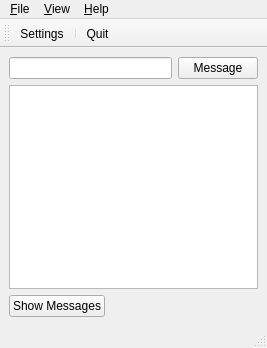
The window that assets/ui/playground_main_window.ui (joaonc/qt_playground) describes before a commit, drawn with Qt 5.
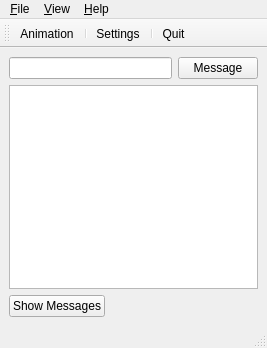
The same window after the commit. Icons and pictures are not drawn.

Diff of the .ui file:
```diff
--- a/assets/ui/playground_main_window.ui
+++ b/assets/ui/playground_main_window.ui
@@ -111,6 +111,8 @@
    <attribute name="toolBarBreak">
     <bool>false</bool>
    </attribute>
+   <addaction name="action_animation"/>
+   <addaction name="separator"/>
    <addaction name="action_settings"/>
    <addaction name="separator"/>
    <addaction name="action_quit"/>
```
Left out of the diff: 4 changed lines with no effect on the pictures.
